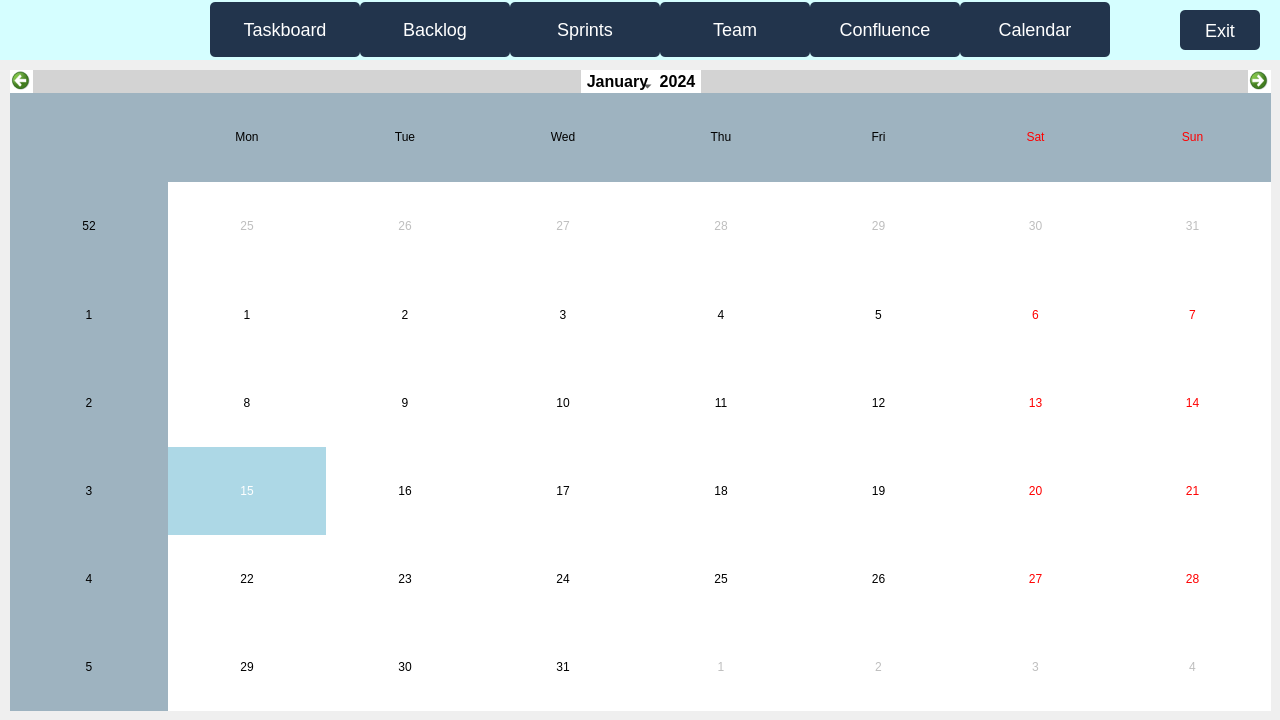
Above: code/Staging_Environment/Recovered/Staging_Environment_Recorverd/parentboard.ui from muazzamaqeel/Software-Project-CTS-5 before the change. Below: the same form after it.
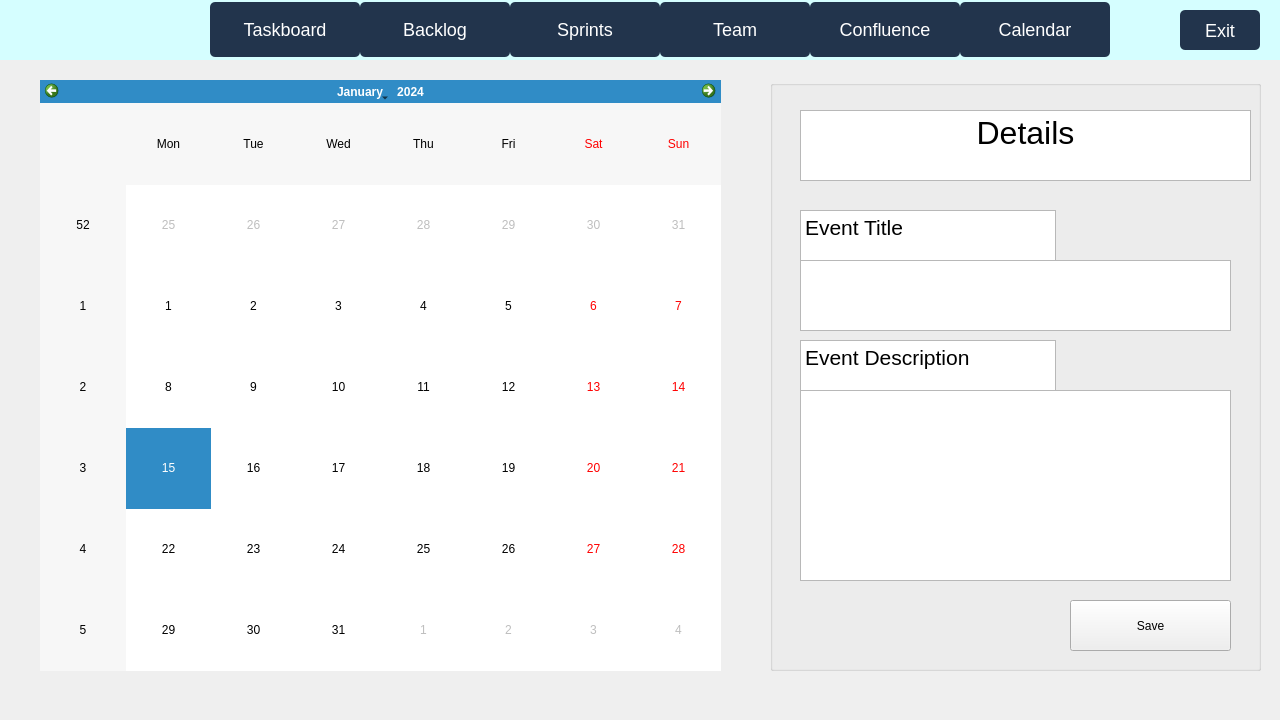
That is the form after the change. The open tabs and pages were chosen to show the change. Icons and pictures are not drawn.

Commit message: Event Creation - In Calendar Tab (Visibility/!Visibility)

Patch:
```diff
--- a/code/Staging_Environment/Recovered/Staging_Environment_Recorverd/parentboard.ui
+++ b/code/Staging_Environment/Recovered/Staging_Environment_Recorverd/parentboard.ui
@@ -4007,100 +4007,122 @@
        <widget class="QCalendarWidget" name="calendarWidget">
         <property name="geometry">
          <rect>
-          <x>10</x>
-          <y>10</y>
-          <width>1261</width>
-          <height>641</height>
+          <x>40</x>
+          <y>20</y>
+          <width>681</width>
+          <height>591</height>
          </rect>
         </property>
         <property name="styleSheet">
-         <string notr="true">QCalendarWidget {
-    border: 1px solid lightgray;
-    border-radius: 4px;
-}
-
-QCalendarWidget QToolButton {
-    color: black;
-    background-color: white;
-    border: none;
-    font-size: 16px;
-    icon-size: 20px, 20px;
-}
-
-QCalendarWidget QToolButton::hover {
-    background-color: lightgray;
-}
-
-QCalendarWidget QToolButton::pressed {
-    background-color: darkgray;
-}
-
-QCalendarWidget QToolButton#qt_calendar_prevmonth {
-    qproperty-icon: url(:/icons/left_arrow.png);
-}
-
-QCalendarWidget QToolButton#qt_calendar_nextmonth {
-    qproperty-icon: url(:/icons/right_arrow.png);
-}
-
-QCalendarWidget QSpinBox {
-    font-size: 16px;
-    color: black;
-    background-color: white;
-    border: none;
-    min-width: 50px;
-}
-
-QCalendarWidget QSpinBox::up-button, QCalendarWidget QSpinBox::down-button {
-    width: 16px;
-}
-
-QCalendarWidget QSpinBox::up-button {
-    subcontrol-origin: border;
-    subcontrol-position: top right;
-}
-
-QCalendarWidget QSpinBox::down-button {
-    subcontrol-origin: border;
-    subcontrol-position: bottom right;
-}
-
-QCalendarWidget QSpinBox::up-arrow, QCalendarWidget QSpinBox::down-arrow {
-    width: 16px;
-    height: 16px;
-}
-
-QCalendarWidget QMenu {
-    background-color: white;
-    border: 1px solid lightgray;
-}
-
-QCalendarWidget QWidget {
-    alternate-background-color: #9EB3C0;
-}
-
-QCalendarWidget QTableView {
-    selection-background-color: lightblue;
-    gridline-color: lightgray;
-}
-
-QCalendarWidget QHeaderView {
-    background-color: lightgray;
-    font-size: 16px;
-}
-
-QCalendarWidget QHeaderView::section {
-    background-color: lightgray;
-    padding: 4px;
-    border: 1px solid lightgray;
-}
-
-QCalendarWidget QWidget#qt_calendar_navigationbar {
-    background-color: lightgray;
-}
-</string>
+         <string notr="true"/>
         </property>
        </widget>
+       <widget class="QGroupBox" name="groupBox">
+        <property name="geometry">
+         <rect>
+          <x>770</x>
+          <y>20</y>
+          <width>491</width>
+          <height>591</height>
+         </rect>
+        </property>
+        <property name="title">
+         <string/>
+        </property>
+        <widget class="QTextBrowser" name="CalendarHeading">
+         <property name="geometry">
+          <rect>
+           <x>30</x>
+           <y>30</y>
+           <width>451</width>
+           <height>71</height>
+          </rect>
+         </property>
+         <property name="html">
+          <string>&lt;!DOCTYPE HTML PUBLIC &quot;-//W3C//DTD HTML 4.0//EN&quot; &quot;http://www.w3.org/TR/REC-html40/strict.dtd&quot;&gt;
+&lt;html&gt;&lt;head&gt;&lt;meta name=&quot;qrichtext&quot; content=&quot;1&quot; /&gt;&lt;meta charset=&quot;utf-8&quot; /&gt;&lt;style type=&quot;text/css&quot;&gt;
+p, li { white-space: pre-wrap; }
+hr { height: 1px; border-width: 0; }
+li.unchecked::marker { content: &quot;\2610&quot;; }
+li.checked::marker { content: &quot;\2612&quot;; }
+&lt;/style&gt;&lt;/head&gt;&lt;body style=&quot; font-family:'Segoe UI'; font-size:9pt; font-weight:400; font-style:normal;&quot;&gt;
+&lt;p align=&quot;center&quot; style=&quot; margin-top:0px; margin-bottom:0px; margin-left:0px; margin-right:0px; -qt-block-indent:0; text-indent:0px;&quot;&gt;&lt;span style=&quot; font-size:24pt;&quot;&gt;Details&lt;/span&gt;&lt;/p&gt;&lt;/body&gt;&lt;/html&gt;</string>
+         </property>
+        </widget>
+        <widget class="QTextEdit" name="Input_Calendar_Title">
+         <property name="geometry">
+          <rect>
+           <x>30</x>
+           <y>180</y>
+           <width>431</width>
+           <height>71</height>
+          </rect>
+         </property>
+        </widget>
+        <widget class="QTextEdit" name="Input_Calendar_Description">
+         <property name="geometry">
+          <rect>
+           <x>30</x>
+           <y>310</y>
+           <width>431</width>
+           <height>191</height>
+          </rect>
+         </property>
+        </widget>
+        <widget class="QTextBrowser" name="CalendarTitle">
+         <property name="geometry">
+          <rect>
+           <x>30</x>
+           <y>130</y>
+           <width>256</width>
+           <height>51</height>
+          </rect>
+         </property>
+         <property name="html">
+          <string>&lt;!DOCTYPE HTML PUBLIC &quot;-//W3C//DTD HTML 4.0//EN&quot; &quot;http://www.w3.org/TR/REC-html40/strict.dtd&quot;&gt;
+&lt;html&gt;&lt;head&gt;&lt;meta name=&quot;qrichtext&quot; content=&quot;1&quot; /&gt;&lt;meta charset=&quot;utf-8&quot; /&gt;&lt;style type=&quot;text/css&quot;&gt;
+p, li { white-space: pre-wrap; }
+hr { height: 1px; border-width: 0; }
+li.unchecked::marker { content: &quot;\2610&quot;; }
+li.checked::marker { content: &quot;\2612&quot;; }
+&lt;/style&gt;&lt;/head&gt;&lt;body style=&quot; font-family:'Segoe UI'; font-size:9pt; font-weight:400; font-style:normal;&quot;&gt;
+&lt;p style=&quot; margin-top:0px; margin-bottom:0px; margin-left:0px; margin-right:0px; -qt-block-indent:0; text-indent:0px;&quot;&gt;&lt;span style=&quot; font-size:16pt;&quot;&gt;Event Title&lt;/span&gt;&lt;/p&gt;&lt;/body&gt;&lt;/html&gt;</string>
+         </property>
+        </widget>
+        <widget class="QTextBrowser" name="CalendarDescription">
+         <property name="geometry">
+          <rect>
+           <x>30</x>
+           <y>260</y>
+           <width>256</width>
+           <height>51</height>
+          </rect>
+         </property>
+         <property name="html">
+          <string>&lt;!DOCTYPE HTML PUBLIC &quot;-//W3C//DTD HTML 4.0//EN&quot; &quot;http://www.w3.org/TR/REC-html40/strict.dtd&quot;&gt;
+&lt;html&gt;&lt;head&gt;&lt;meta name=&quot;qrichtext&quot; content=&quot;1&quot; /&gt;&lt;meta charset=&quot;utf-8&quot; /&gt;&lt;style type=&quot;text/css&quot;&gt;
+p, li { white-space: pre-wrap; }
+hr { height: 1px; border-width: 0; }
+li.unchecked::marker { content: &quot;\2610&quot;; }
+li.checked::marker { content: &quot;\2612&quot;; }
+&lt;/style&gt;&lt;/head&gt;&lt;body style=&quot; font-family:'Segoe UI'; font-size:9pt; font-weight:400; font-style:normal;&quot;&gt;
+&lt;p style=&quot; margin-top:0px; margin-bottom:0px; margin-left:0px; margin-right:0px; -qt-block-indent:0; text-indent:0px;&quot;&gt;&lt;span style=&quot; font-size:16pt;&quot;&gt;Event Description&lt;/span&gt;&lt;/p&gt;&lt;/body&gt;&lt;/html&gt;</string>
+         </property>
+        </widget>
+        <widget class="QPushButton" name="Button_SaveCalendar">
+         <property name="geometry">
+          <rect>
+           <x>300</x>
+           <y>520</y>
+           <width>161</width>
+           <height>51</height>
+          </rect>
+         </property>
+         <property name="text">
+          <string>Save</string>
+         </property>
+        </widget>
+       </widget>
       </widget>
      </widget>
     </item>
```
Left out of the diff: 70 changed lines with no effect on the pictures. The commit also changes 5 other files.
